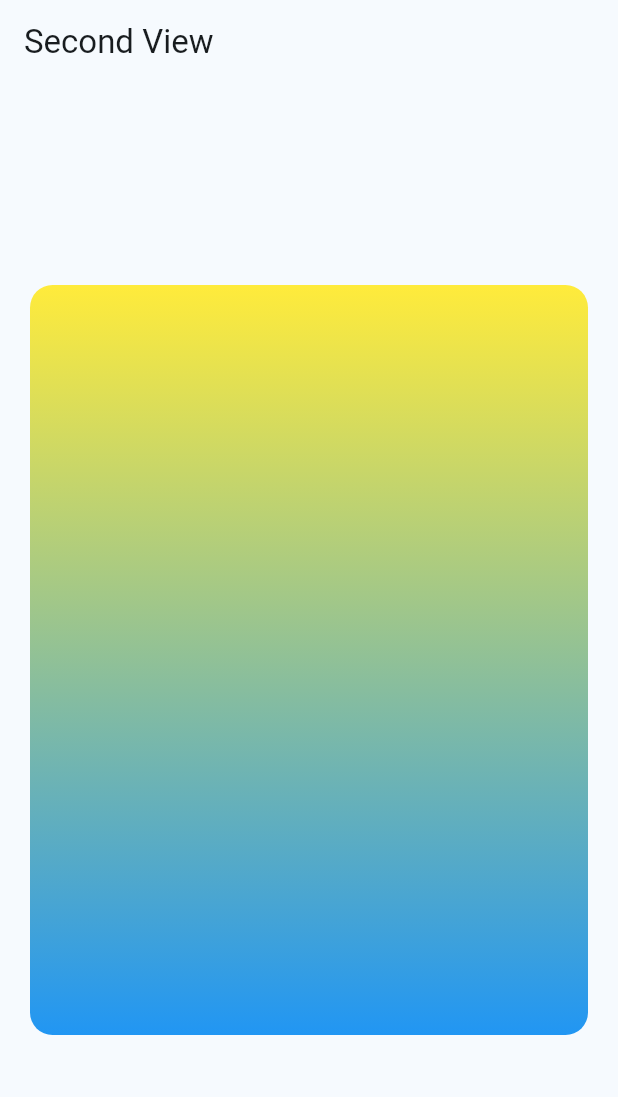
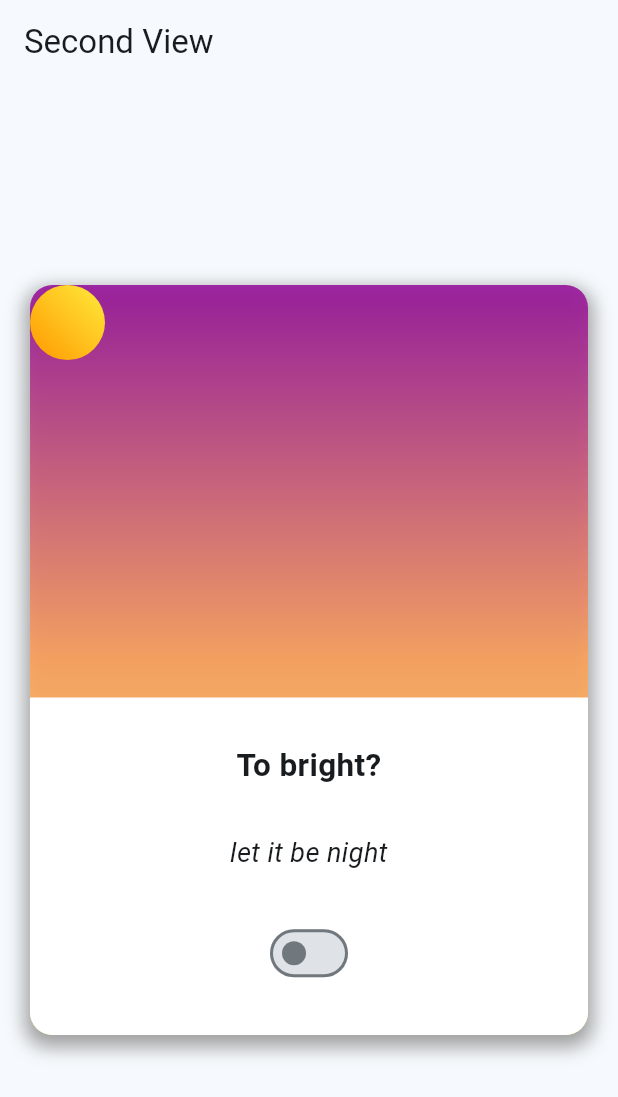
Before and after one commit to AbdhulFathir/flutter-animation, a Flutter app: the screen it shows after launch, on a phone screen of 412 x 824 dp. Shown: the top 1097 px of the screen. Run offline on Flutter 3.47's test engine with Material 3 defaults, Android fonts, the phone set to English and light mode, and no system bars; our stand-ins replace flutter_svg.

Commit message:
Changes in second view

```diff
--- a/lib/screens/second_view/second_view.dart
+++ b/lib/screens/second_view/second_view.dart
@@ -1,4 +1,5 @@
 import 'package:flutter/material.dart';
+import 'package:flutter_animation/screens/second_view/widgets/sun.dart';
 import '../../Aplication/theme_service.dart';
 import 'package:provider/provider.dart';
 
@@ -16,30 +17,99 @@ class _SecondViewState extends State<SecondView> {
       appBar: AppBar(
         title: const Text("Second View"),
       ),
-      body: Center(
+      body: Consumer<ThemeService>(builder: ((context, themeService, child) {
+        return Center(
           child: Padding(
-          padding: const EdgeInsets.all(20),
+            padding: const EdgeInsets.symmetric(horizontal: 20),
             child: Container(
               height: 500,
               decoration: BoxDecoration(
+                  boxShadow: [
+                    BoxShadow(
+                        color: themeService.isDarkModeOn
+                            ? Colors.black.withOpacity(0.7)
+                            : Colors.grey,
+                        offset: const Offset(0, 5),
+                        blurRadius: 10,
+                        spreadRadius: 3)
+                  ],
                   borderRadius: BorderRadius.circular(15),
-                gradient: const LinearGradient(
-                  colors: [
-                    Colors.blue,
-                    Colors.yellow,
+                  gradient: LinearGradient(
+                    colors: themeService.isDarkModeOn
+                        ? const [
+                            Color(0xFF94A9FF),
+                            Color(0xFF6B66CC),
+                            Color(0xFF200F75),
+                          ]
+                        : const [
+                            Color(0xDDFFFA66),
+                            Color(0xDDFFA057),
+                            Color(0xDD940B99)
                           ],
                     begin: Alignment.bottomCenter,
                     end: Alignment.topCenter,
                   )),
+              child: Stack(
+                children: [
+                  const Sun(),
+                  Align(
+                    alignment: Alignment.bottomCenter,
+                    child: Container(
+                      height: 225,
+                      width: double.infinity,
+                      decoration: BoxDecoration(
+                          color: themeService.isDarkModeOn
+                              ? Colors.grey[800]
+                              : Colors.white,
+                          borderRadius: const BorderRadius.only(
+                              bottomLeft: Radius.circular(15),
+                              bottomRight: Radius.circular(15))),
+                      child: Column(
+                        mainAxisAlignment: MainAxisAlignment.center,
+                        children: [
+                          Text(
+                            themeService.isDarkModeOn
+                                ? 'To dark?'
+                                : 'To bright?',
+                            style: const TextStyle(
+                                fontSize: 21, fontWeight: FontWeight.w600),
+                            textAlign: TextAlign.center,
+                          ),
+                          const SizedBox(
+                            height: 30,
+                          ),
+                          Text(
+                            themeService.isDarkModeOn
+                                ? 'let the sun rise'
+                                : 'let it be night',
+                            style: const TextStyle(
+                                fontSize: 18, fontStyle: FontStyle.italic),
+                            textAlign: TextAlign.center,
+                          ),
+                          const SizedBox(
+                            height: 30,
+                          ),
+                          Switch(
+                              value: themeService.isDarkModeOn,
+                              onChanged: (_) {
+                                themeService.toggleTheme();
+                              })
+                        ],
+                      ),
+                    ),
+                  )
+                ],
               ),
             ),
           ),
+        );
+      })),
+    );
+  }
+}
 // floatingActionButton: FloatingActionButton(
 //   onPressed: () {
 //     Provider.of<ThemeService>(context, listen: false).toggleTheme();
 //   },
 //   child: const Icon(Icons.ac_unit),
 // ),
-    );
-  }
-}
--- /dev/null
+++ b/lib/screens/second_view/widgets/sun.dart
@@ -0,0 +1,19 @@
+import 'package:flutter/material.dart';
+
+class Sun extends StatelessWidget {
+  const Sun({super.key});
+
+  @override
+  Widget build(BuildContext context) {
+    return Container(
+      height: 50,
+      width: 50,
+      decoration: BoxDecoration(
+          shape: BoxShape.circle,
+          gradient: LinearGradient(colors: [
+            Colors.orange,
+            Colors.yellow,
+          ], begin: Alignment.bottomLeft, end: Alignment.topRight)),
+    );
+  }
+}
```
Lines whose indentation alone changed are shown as unchanged.
